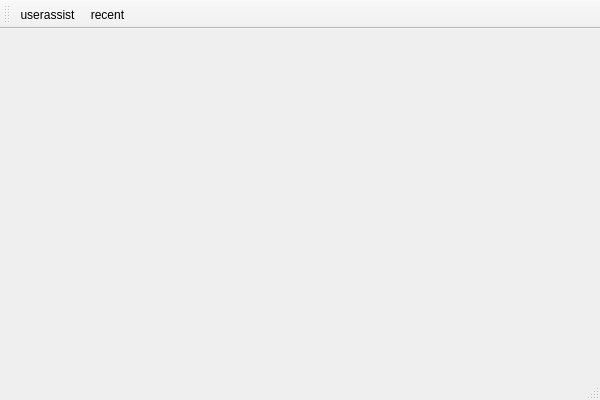
30334243/UsbHistory, file UsbHistory/UsbHistory.ui: the form before one commit.
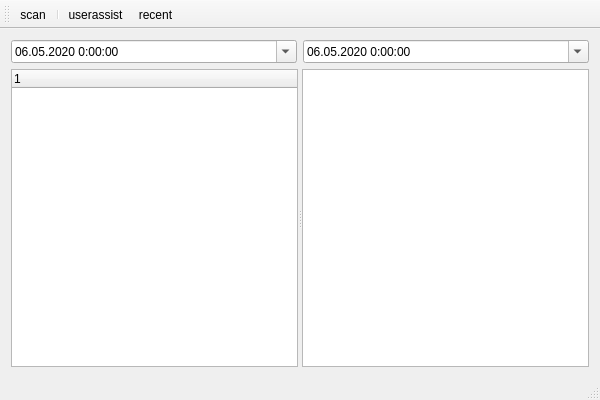
The form after the commit. Icons and pictures are not drawn.

Patch:
```diff
--- a/UsbHistory/UsbHistory.ui
+++ b/UsbHistory/UsbHistory.ui
@@ -13,7 +13,62 @@
   <property name="windowTitle">
    <string>UsbHistory</string>
   </property>
-  <widget class="QWidget" name="centralWidget"/>
+  <widget class="QWidget" name="centralWidget">
+   <layout class="QGridLayout" name="gridLayout">
+    <item row="0" column="0">
+     <widget class="QDateTimeEdit" name="DateStart">
+      <property name="dateTime">
+       <datetime>
+        <hour>0</hour>
+        <minute>0</minute>
+        <second>0</second>
+        <year>2020</year>
+        <month>5</month>
+        <day>6</day>
+       </datetime>
+      </property>
+      <property name="displayFormat">
+       <string>dd.MM.yyyy H:mm:ss</string>
+      </property>
+      <property name="calendarPopup">
+       <bool>true</bool>
+      </property>
+     </widget>
+    </item>
+    <item row="0" column="1">
+     <widget class="QDateTimeEdit" name="DataEnd">
+      <property name="date">
+       <date>
+        <year>2020</year>
+        <month>5</month>
+        <day>6</day>
+       </date>
+      </property>
+      <property name="displayFormat">
+       <string>dd.MM.yyyy H:mm:ss</string>
+      </property>
+      <property name="calendarPopup">
+       <bool>true</bool>
+      </property>
+     </widget>
+    </item>
+    <item row="1" column="0" colspan="2">
+     <widget class="QSplitter" name="splitter">
+      <property name="orientation">
+       <enum>Qt::Horizontal</enum>
+      </property>
+      <widget class="QTreeWidget" name="Tree">
+       <column>
+        <property name="text">
+         <string notr="true">1</string>
+        </property>
+       </column>
+      </widget>
+      <widget class="QListWidget" name="usbstor"/>
+     </widget>
+    </item>
+   </layout>
+  </widget>
   <widget class="QMenuBar" name="menuBar">
    <property name="geometry">
     <rect>
@@ -31,6 +86,8 @@
    <attribute name="toolBarBreak">
     <bool>false</bool>
    </attribute>
+   <addaction name="ActScan"/>
+   <addaction name="separator"/>
    <addaction name="ActUserAssist"/>
    <addaction name="ActRecent"/>
   </widget>
@@ -59,6 +116,18 @@
     <string>Посмотреть последние открываемые файлы</string>
    </property>
   </action>
+  <action name="ActScan">
+   <property name="icon">
+    <iconset resource="UsbHistory.qrc">
+     <normaloff>:/UsbHistory/Images/Scan.png</normaloff>:/UsbHistory/Images/Scan.png</iconset>
+   </property>
+   <property name="text">
+    <string>scan</string>
+   </property>
+   <property name="toolTip">
+    <string>Запустить поиск следов от переферийных устройств</string>
+   </property>
+  </action>
  </widget>
  <layoutdefault spacing="6" margin="11"/>
  <resources>
```
